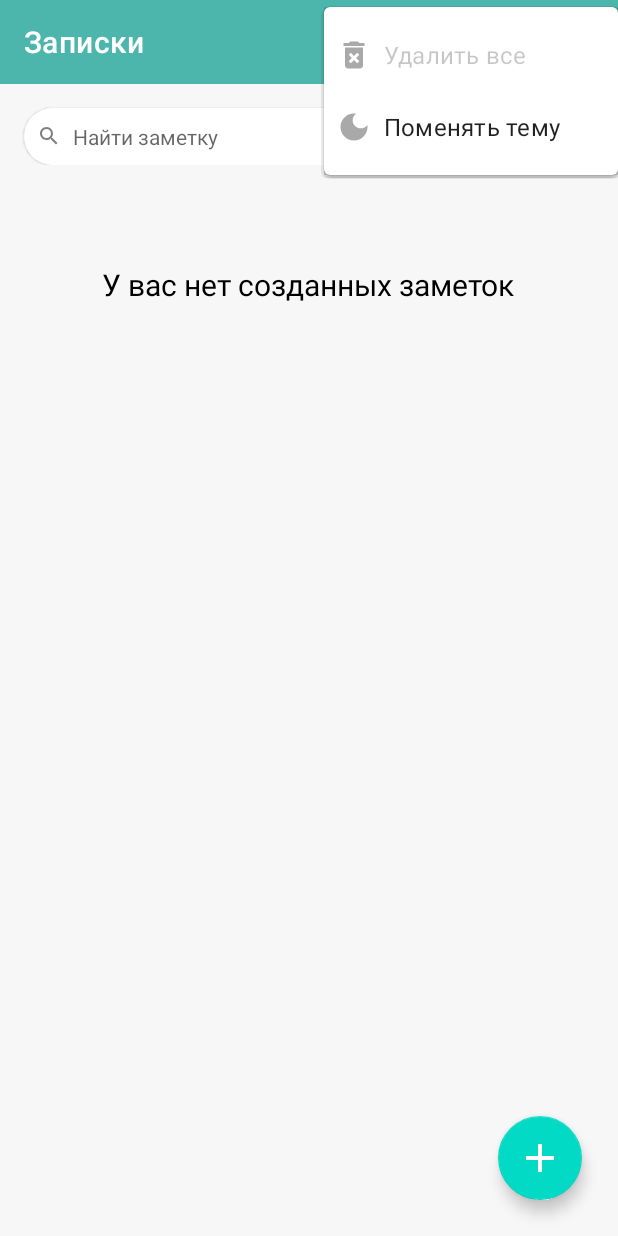
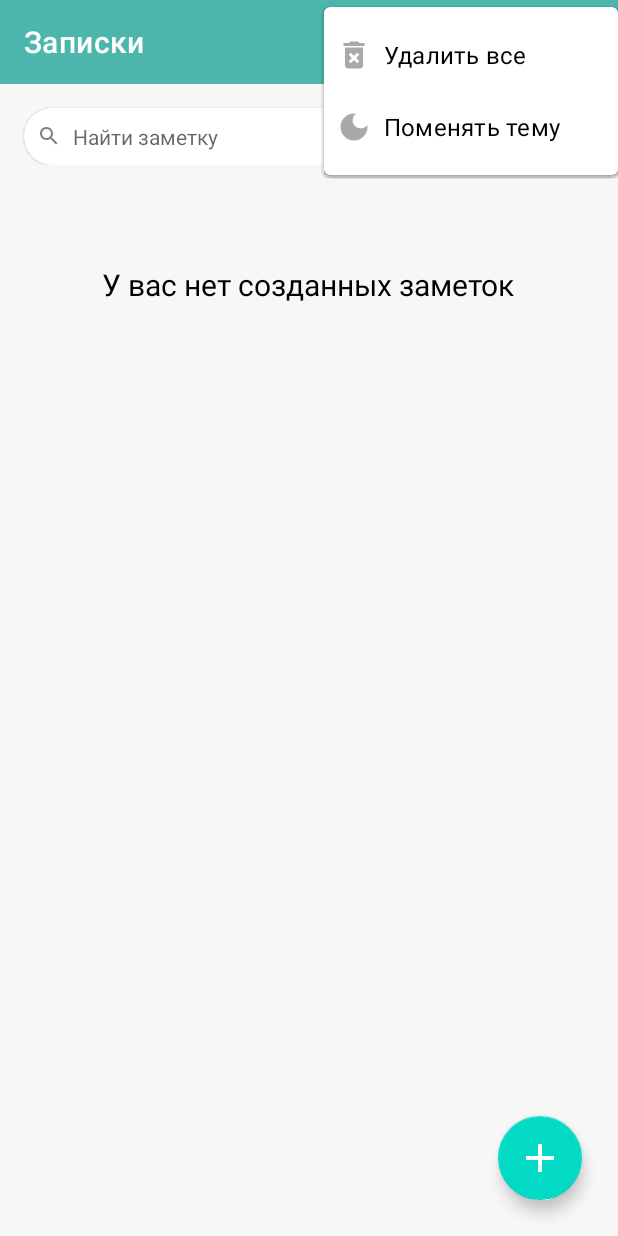
Before and after one commit to Baudi2/NoteApp, an Android app: the screen it shows after launch (MainActivity), after a tap on an icon or button, on a phone screen of 412 x 824 dp. Run offline under Robolectric (Android 15) with nearby library versions, the phone set to English and light mode, and no system bars; our stand-ins replace Dagger/Hilt's generated code, Room's generated code, navigation-ui; Roboto replaces fonts that are not available here.

```diff
--- a/app/src/main/java/ru/startandroid/develop/notebook/screens/main/ui/view/NoteMainFragment.kt
+++ b/app/src/main/java/ru/startandroid/develop/notebook/screens/main/ui/view/NoteMainFragment.kt
@@ -44,7 +44,7 @@ class NoteMainFragment : Fragment(), NoteItemClickListener {
 
     private val noteAdapter: NoteAdapter by lazy { NoteAdapter(this) }
 
-    //TODO: вынести в базовый класс
+    // возможно вынести в базовый класс
     private val viewTreeObserver = ViewTreeObserver.OnGlobalLayoutListener {
         val rect = Rect()
         binding?.root?.getWindowVisibleDisplayFrame(rect)
--- a/app/src/main/res/values-night/themes.xml
+++ b/app/src/main/res/values-night/themes.xml
@@ -12,5 +12,10 @@
         <!-- Status bar color. -->
         <item name="android:statusBarColor" tools:targetApi="l">?attr/colorPrimaryVariant</item>
         <!-- Customize your theme here. -->
+        <item name="android:itemTextAppearance">@style/menuItem</item>
+    </style>
+
+    <style name="menuItem" parent="Widget.AppCompat.TextView.SpinnerItem">
+        <item name="android:textColor">@color/white</item>
     </style>
 </resources>
--- a/app/src/main/res/values/themes.xml
+++ b/app/src/main/res/values/themes.xml
@@ -14,6 +14,7 @@
         <!-- Customize your theme here. -->
         <!-- Popup menu appearance-->
         <item name="popupMenuStyle">@style/ChatPopupMenu</item>
+        <item name="android:itemTextAppearance">@style/menuItem</item>
     </style>
 
     <style name="ChatPopupMenu" parent="@style/Widget.AppCompat.PopupMenu.Overflow">
@@ -29,4 +30,8 @@
         <item name="android:paddingStart">@dimen/size_16</item>
         <item name="android:paddingEnd">@dimen/size_16</item>
     </style>
+
+    <style name="menuItem" parent="Widget.AppCompat.TextView.SpinnerItem">
+        <item name="android:textColor">@color/black</item>
+    </style>
 </resources>
```
